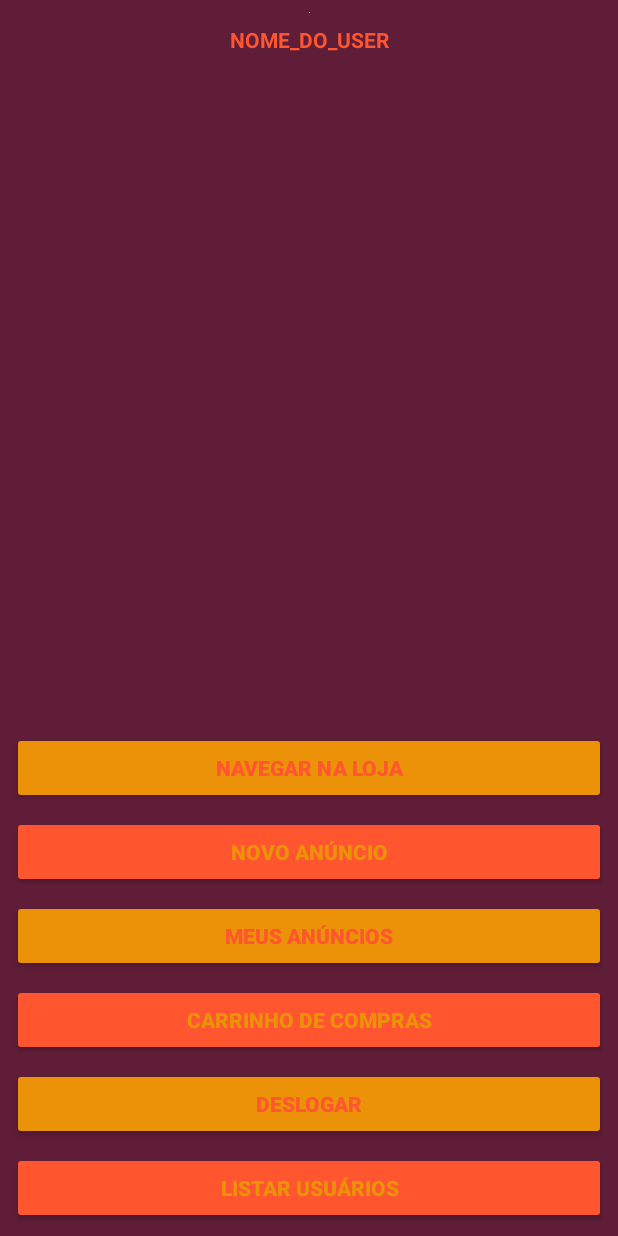
After one commit to notmarinho/BilangoMarket, an Android app: the layout activity_logado.xml on its own in the app's theme, with its tools: preview values and no code run, on a phone screen of 412 x 824 dp. The commit adds this screen. Run offline under Robolectric (Android 15) with nearby library versions, the light colour scheme and no system bars.

Commit message:
AddedUserScreen

```diff
--- /dev/null
+++ b/app/src/main/res/layout/activity_logado.xml
@@ -0,0 +1,131 @@
+<?xml version="1.0" encoding="utf-8"?>
+<android.support.constraint.ConstraintLayout
+    xmlns:android="http://schemas.android.com/apk/res/android"
+    xmlns:app="http://schemas.android.com/apk/res-auto"
+    xmlns:tools="http://schemas.android.com/tools"
+    android:layout_width="match_parent"
+    android:layout_height="match_parent"
+    android:background="@color/colorAccent"
+    >
+
+
+    <Button
+        android:id="@+id/button10"
+        android:layout_width="0dp"
+        android:layout_height="wrap_content"
+        android:layout_marginStart="8dp"
+        android:layout_marginEnd="8dp"
+        android:layout_marginBottom="8dp"
+        android:backgroundTint="@color/colorAccent2"
+        android:text="Navegar Na loja"
+        android:textColor="@color/colorPrimary"
+        android:textStyle="bold"
+        app:layout_constraintBottom_toTopOf="@+id/button9"
+        app:layout_constraintEnd_toEndOf="parent"
+        app:layout_constraintHorizontal_bias="0.0"
+        app:layout_constraintStart_toStartOf="parent" />
+
+    <Button
+        android:id="@+id/button9"
+        android:layout_width="0dp"
+        android:layout_height="wrap_content"
+        android:layout_marginStart="8dp"
+        android:layout_marginEnd="8dp"
+        android:layout_marginBottom="8dp"
+        android:backgroundTint="@color/colorPrimary"
+        android:text="Novo anúncio"
+        android:textColor="@color/colorAccent2"
+        android:textStyle="bold"
+        app:layout_constraintBottom_toTopOf="@+id/button8"
+        app:layout_constraintEnd_toEndOf="parent"
+        app:layout_constraintHorizontal_bias="0.0"
+        app:layout_constraintStart_toStartOf="parent" />
+
+    <ImageView
+        android:id="@+id/imageView2"
+        android:layout_width="wrap_content"
+        android:layout_height="wrap_content"
+        android:layout_marginStart="8dp"
+        android:layout_marginTop="8dp"
+        android:layout_marginEnd="8dp"
+        app:layout_constraintEnd_toEndOf="parent"
+        app:layout_constraintStart_toStartOf="parent"
+        app:layout_constraintTop_toTopOf="parent"
+        tools:srcCompat="@tools:sample/avatars" />
+
+    <TextView
+        android:id="@+id/textView8"
+        android:layout_width="wrap_content"
+        android:layout_height="wrap_content"
+        android:layout_marginStart="8dp"
+        android:layout_marginTop="8dp"
+        android:layout_marginEnd="8dp"
+        android:text="NOME_DO_USER"
+        android:textColor="@color/colorPrimary"
+        android:textStyle="bold"
+        app:layout_constraintEnd_toEndOf="parent"
+        app:layout_constraintStart_toStartOf="parent"
+        app:layout_constraintTop_toBottomOf="@+id/imageView2" />
+
+    <Button
+        android:id="@+id/button4"
+        android:layout_width="0dp"
+        android:layout_height="wrap_content"
+        android:layout_marginStart="8dp"
+        android:layout_marginEnd="8dp"
+        android:layout_marginBottom="8dp"
+        android:backgroundTint="@color/colorPrimary"
+        android:text="Listar Usuários"
+        android:textColor="@color/colorAccent2"
+        android:textStyle="bold"
+        app:layout_constraintBottom_toBottomOf="parent"
+        app:layout_constraintEnd_toEndOf="parent"
+        app:layout_constraintStart_toStartOf="parent" />
+
+    <Button
+        android:id="@+id/button5"
+        android:layout_width="0dp"
+        android:layout_height="wrap_content"
+        android:layout_marginStart="8dp"
+        android:layout_marginEnd="8dp"
+        android:layout_marginBottom="8dp"
+        android:backgroundTint="@color/colorAccent2"
+        android:text="Deslogar"
+        android:textColor="@color/colorPrimary"
+        android:textStyle="bold"
+        app:layout_constraintBottom_toTopOf="@+id/button4"
+        app:layout_constraintEnd_toEndOf="parent"
+        app:layout_constraintStart_toStartOf="parent" />
+
+    <Button
+        android:id="@+id/button7"
+        android:layout_width="0dp"
+        android:layout_height="wrap_content"
+        android:layout_marginStart="8dp"
+        android:layout_marginEnd="8dp"
+        android:layout_marginBottom="8dp"
+        android:backgroundTint="@color/colorPrimary"
+        android:text="Carrinho de compras"
+        android:textColor="@color/colorAccent2"
+        android:textStyle="bold"
+        app:layout_constraintBottom_toTopOf="@+id/button5"
+        app:layout_constraintEnd_toEndOf="parent"
+        app:layout_constraintHorizontal_bias="0.0"
+        app:layout_constraintStart_toStartOf="parent" />
+
+    <Button
+        android:id="@+id/button8"
+        android:layout_width="0dp"
+        android:layout_height="wrap_content"
+        android:layout_marginStart="8dp"
+        android:layout_marginEnd="8dp"
+        android:layout_marginBottom="8dp"
+        android:backgroundTint="@color/colorAccent2"
+        android:text="Meus anúncios"
+        android:textColor="@color/colorPrimary"
+        android:textStyle="bold"
+        app:layout_constraintBottom_toTopOf="@+id/button7"
+        app:layout_constraintEnd_toEndOf="parent"
+        app:layout_constraintHorizontal_bias="1.0"
+        app:layout_constraintStart_toStartOf="parent" />
+</android.support.constraint.ConstraintLayout>
--- a/app/src/main/res/layout/activity_main.xml
+++ b/app/src/main/res/layout/activity_main.xml
@@ -9,14 +9,9 @@
 
     <ImageView
         android:id="@+id/imageView7"
-        android:layout_width="368dp"
+        android:layout_width="wrap_content"
         android:layout_height="236dp"
-        android:layout_marginStart="8dp"
         android:layout_marginTop="16dp"
-        android:layout_marginEnd="8dp"
-        app:layout_constraintEnd_toEndOf="parent"
-        app:layout_constraintHorizontal_bias="0.0"
-        app:layout_constraintStart_toStartOf="parent"
         app:layout_constraintTop_toTopOf="parent"
         app:srcCompat="@drawable/logo" />
 
@@ -62,10 +57,10 @@
         android:layout_marginStart="8dp"
         android:layout_marginEnd="8dp"
         android:layout_marginBottom="8dp"
-        android:background="@color/colorAccent2"
+        android:background="@color/colorPrimary"
         android:onClick="act_login"
         android:text="LOGIN"
-        android:textColor="@color/colorPrimary"
+        android:textColor="@color/colorAccent2"
         android:textSize="24sp"
         android:textStyle="bold"
         app:layout_constraintBottom_toBottomOf="parent"
--- a/app/src/main/res/values/strings.xml
+++ b/app/src/main/res/values/strings.xml
@@ -10,5 +10,5 @@
     <string name="error_invalid_password">Senha muito curta</string>
     <string name="error_incorrect_password">Senha incorreta</string>
     <string name="error_field_required">É necessário preencher este campo</string>
-    <string name="permission_rationale">"Permição para acessar os contatos é necessario."</string>
+    <string name="permission_rationale">"Permissão para acessar os contatos é necessario."</string>
 </resources>
```
